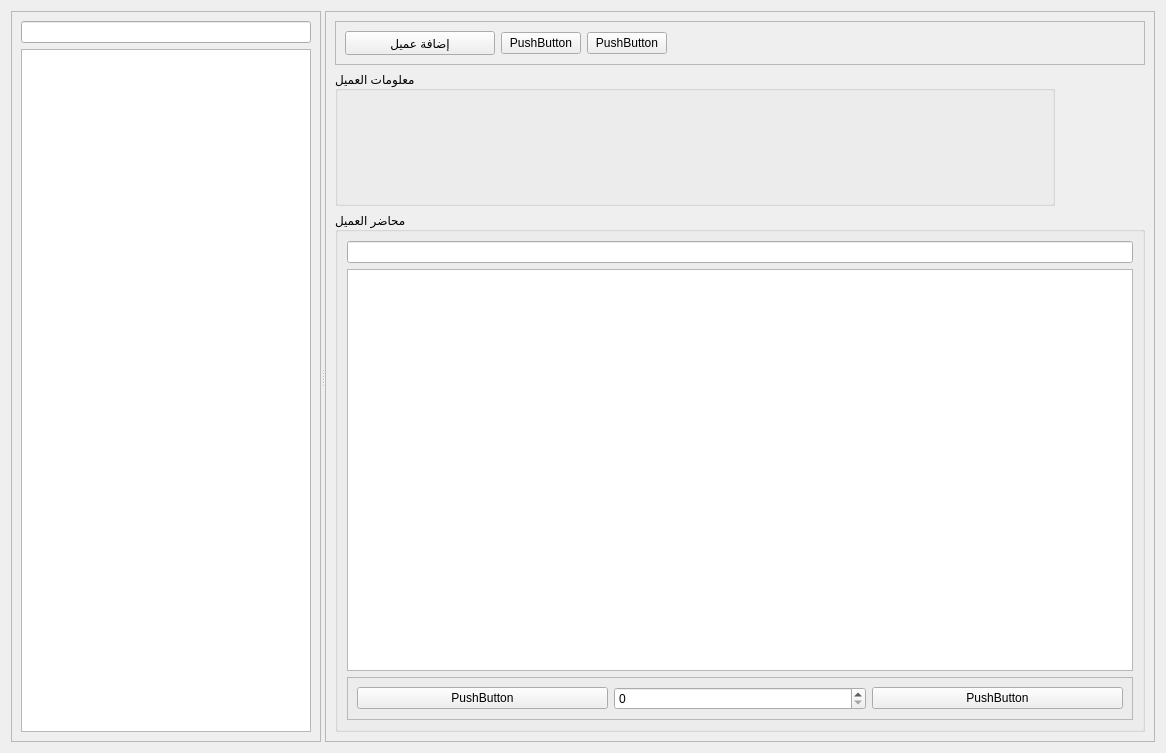
This is ui/page_clients.ui in dukehub/baillif_app_v2 as Qt 5 draws it before an edit. The edited form follows.
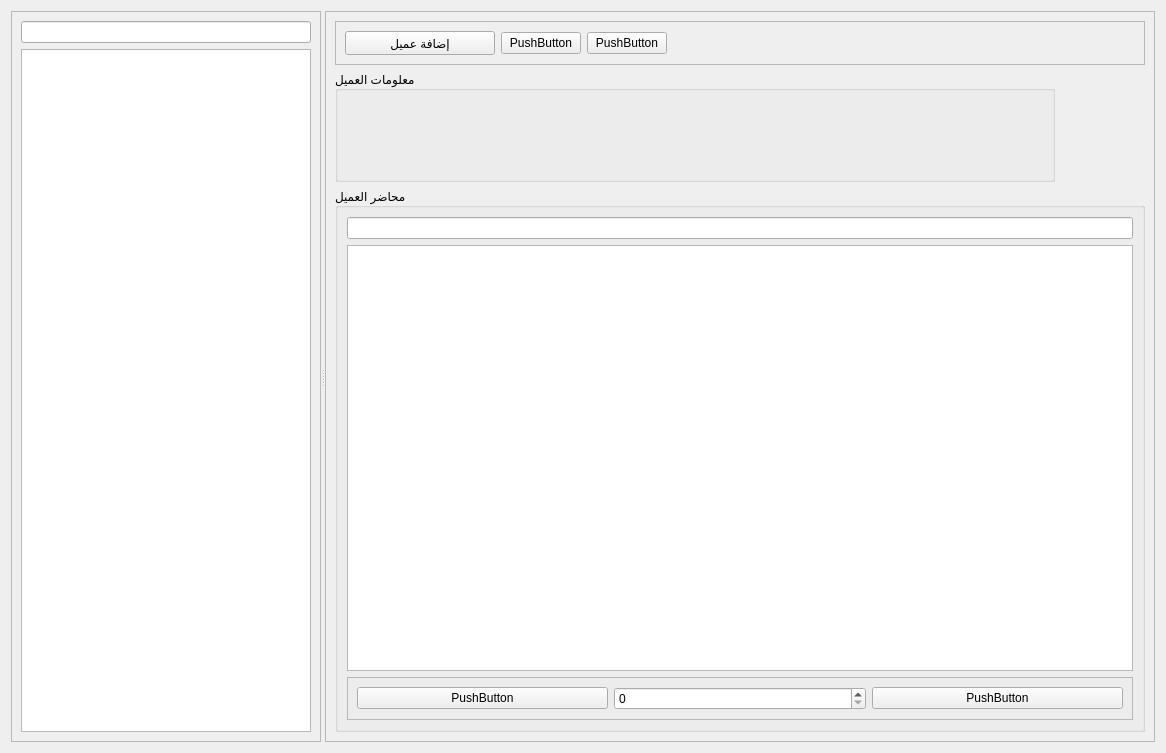
This is the edited form. Icons and pictures are not drawn.

Commit message: fix page_clent, add client

```diff
--- a/ui/page_clients.ui
+++ b/ui/page_clients.ui
@@ -197,6 +197,21 @@
           <bool>false</bool>
          </property>
          <layout class="QGridLayout" name="gridLayout">
+          <property name="spacing">
+           <number>2</number>
+          </property>
+          <property name="leftMargin">
+           <number>5</number>
+          </property>
+          <property name="topMargin">
+           <number>5</number>
+          </property>
+          <property name="rightMargin">
+           <number>5</number>
+          </property>
+          <property name="bottomMargin">
+           <number>5</number>
+          </property>
           <item row="7" column="0">
            <widget class="QLabel" name="lbl_phone">
             <property name="text">
```
The commit also changes 15 other files.
